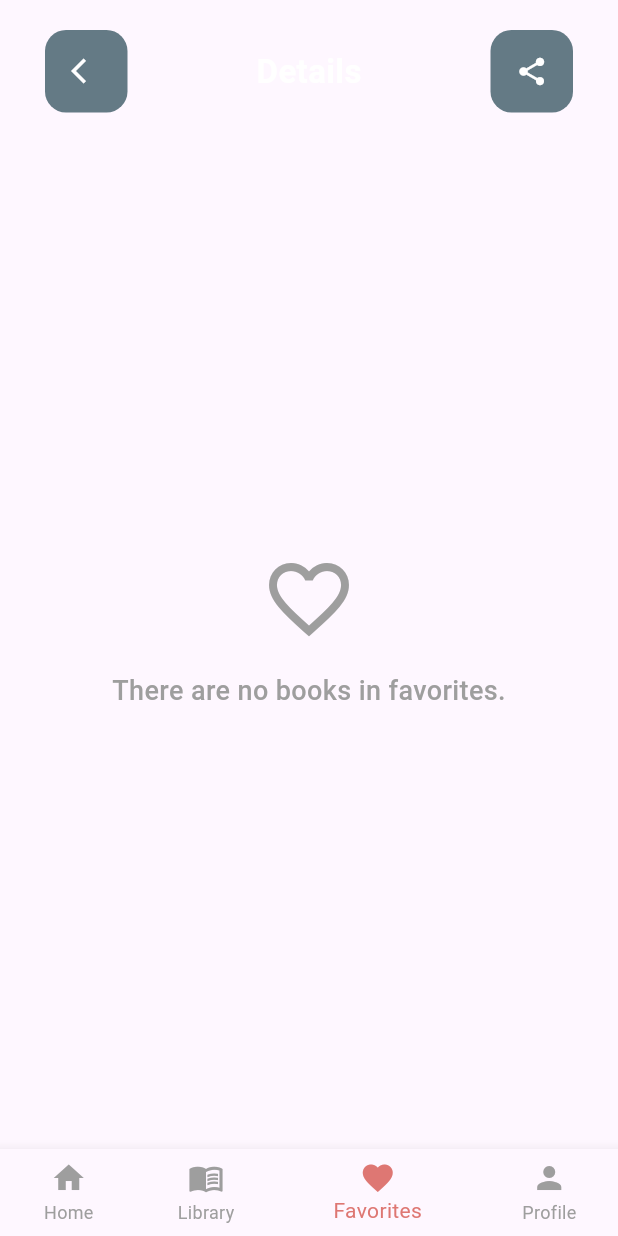
After one commit to farouqmurtaja96-source/Easy_Book, a Flutter app: the MainScreen screen opened by its route, item 3 of the bottom bar chosen, on a phone screen of 412 x 824 dp. The commit adds this screen. Run offline on Flutter 3.47's test engine with Material 3 defaults, Android fonts, the phone set to English and light mode, and no system bars; our stand-ins replace bloc, cached_network_image, dartz, dio, equatable, flutter_bloc and 4 more; accounts and stored records are empty; network calls fail.

Commit message:
add favorite screen and itme widget and cuibt and repo and model favorites

```diff
--- a/lib/core/model/book_model/book_model.dart
+++ b/lib/core/model/book_model/book_model.dart
@@ -1,4 +1,5 @@
 import 'package:easy_book/core/model/book_model/editors.dart';
+import 'package:easy_book/features/favorites/data/model/favorite_model.dart';
 import 'package:equatable/equatable.dart';
 
 import 'author.dart';
@@ -18,6 +19,7 @@ class BookModel extends Equatable {
   final String? mediaType;
   final Formats? formats;
   final int? downloadCount;
+  final List<FavoriteModel>? favorites;
 
   const BookModel({
     this.id,
@@ -33,6 +35,7 @@ class BookModel extends Equatable {
     this.mediaType,
     this.formats,
     this.downloadCount,
+    this.favorites,
   });
 
   factory BookModel.fromJson(Map<String, dynamic> json) => BookModel(
@@ -55,6 +58,9 @@ class BookModel extends Equatable {
         ? null
         : Formats.fromJson(json['formats'] as Map<String, dynamic>),
     downloadCount: json['download_count'] as int?,
+    favorites: (json['favorites'] as List<dynamic>?)
+        ?.map((e) => FavoriteModel.fromJson(e as Map<dynamic, dynamic>))
+        .toList(),
   );
 
   Map<String, dynamic> toJson() => {
--- a/lib/features/details/presentation/screen/widget/custom_body_details_screen.dart
+++ b/lib/features/details/presentation/screen/widget/custom_body_details_screen.dart
@@ -28,7 +28,9 @@ class CustomBodyDetailsScreen extends StatelessWidget {
                 ),
                 const SizedBox(height: 10),
                 Text(
-                  books.authors?[0].name ?? '',
+                  (books.authors != null && books.authors!.isNotEmpty)
+                      ? books.authors![0].name ?? ''
+                      : 'Unknown author',
                   style: TextStyle(
                     fontSize: 16,
                     fontWeight: FontWeight.w300,
--- a/lib/features/details/presentation/screen/widget/custom_bottom_sheet.dart
+++ b/lib/features/details/presentation/screen/widget/custom_bottom_sheet.dart
@@ -30,7 +30,9 @@ class CustomBottomSheet extends StatelessWidget {
               ),
               SizedBox(height: MediaQuery.of(context).size.height * 0.02),
               Text(
-                bookModel.summaries!.first,
+                bookModel.summaries != null && bookModel.summaries!.isNotEmpty
+                    ? bookModel.summaries!.first
+                    : 'No summary available for this book.',
                 style: TextStyle(
                   fontSize: 14,
                   fontWeight: FontWeight.w400,
--- a/lib/features/details/presentation/screen/widget/top_app_bar_details_screen.dart
+++ b/lib/features/details/presentation/screen/widget/top_app_bar_details_screen.dart
@@ -6,9 +6,7 @@ class TopAppBarDetailsScreen extends StatelessWidget {
 
   @override
   Widget build(BuildContext context) {
-    return Padding(
-      padding: const EdgeInsets.symmetric(horizontal: 20.0),
-      child: Row(
+    return Row(
       mainAxisAlignment: MainAxisAlignment.spaceBetween,
 
       children: [
@@ -24,11 +22,7 @@ class TopAppBarDetailsScreen extends StatelessWidget {
               borderRadius: BorderRadius.circular(14),
             ),
             child: Center(
-                child: Icon(
-                  Icons.arrow_back_ios,
-                  size: 20,
-                  color: Colors.white,
-                ),
+              child: Icon(Icons.arrow_back_ios, size: 20, color: Colors.white),
             ),
           ),
         ),
@@ -52,7 +46,6 @@ class TopAppBarDetailsScreen extends StatelessWidget {
           ),
         ),
       ],
-      ),
     );
   }
 }
--- /dev/null
+++ b/lib/features/favorites/data/favorites_local_data_source/favorites_local_data_source.dart
@@ -0,0 +1,34 @@
+import 'package:easy_book/features/favorites/data/model/favorite_model.dart';
+import 'package:hive/hive.dart';
+
+class FavoritesLocalDataSource {
+  final Box box;
+  static const String key = 'favorites';
+  FavoritesLocalDataSource({required this.box});
+  Future<List<FavoriteModel>> getFavorites() async {
+    final result = await box.get(key);
+    if (result == null) return [];
+    final list = (result as List)
+        .map((e) => FavoriteModel.fromJson(e))
+        .toList();
+    return list;
+  }
+
+  Future<void> addFavorite(FavoriteModel favoritemodel) async {
+    final current = await getFavorites();
+    if (current.any((e) => e.id == favoritemodel.id)) return;
+    current.add(favoritemodel);
+    await box.put(key, current.map((e) => e.toJson()).toList());
+  }
+
+  Future<void> removeFavorite(FavoriteModel favoritemodel) async {
+    final current = await getFavorites();
+    current.removeWhere((e) => e.id == favoritemodel.id);
+    await box.put(key, current.map((e) => e.toJson()).toList());
+  }
+
+  Future<bool> isFavorite(int id) async {
+    final favorites = await getFavorites();
+    return favorites.any((favorite) => favorite.id == id);
+  }
+}
--- /dev/null
+++ b/lib/features/favorites/data/model/favorite_model.dart
@@ -0,0 +1,44 @@
+import 'package:equatable/equatable.dart';
+
+class FavoriteModel extends Equatable {
+  final int id;
+  final String title;
+  final String author;
+  final String img;
+  final List<String> summaries;
+  final String textPlainCharsetUsAscii;
+
+  const FavoriteModel({
+    required this.summaries,
+    required this.textPlainCharsetUsAscii,
+    required this.id,
+    required this.title,
+    required this.author,
+    required this.img,
+  });
+
+  @override
+  List<Object> get props => [id, title, author, img];
+
+  factory FavoriteModel.fromJson(Map<dynamic, dynamic> json) {
+    return FavoriteModel(
+      id: json['id'] ?? 0,
+      title: json['title'] ?? '',
+      author: json['author'] ?? '',
+      img: json['img'] ?? '',
+      summaries: (json['summaries'] as List<dynamic>).cast<String>(),
+      textPlainCharsetUsAscii: json['textPlainCharsetUsAscii'] ?? '',
+    );
+  }
+
+  Map<dynamic, dynamic> toJson() {
+    return {
+      'id': id,
+      'title': title,
+      'author': author,
+      'img': img,
+      'summaries': summaries,
+      'textPlainCharsetUsAscii': textPlainCharsetUsAscii,
+    };
+  }
+}
--- /dev/null
+++ b/lib/features/favorites/data/repo/favorite_repo.dart
@@ -0,0 +1,14 @@
+import 'package:easy_book/features/favorites/data/favorites_local_data_source/favorites_local_data_source.dart';
+import 'package:easy_book/features/favorites/data/model/favorite_model.dart';
+
+class FavoriteRepo {
+  final FavoritesLocalDataSource localDataSource;
+
+  FavoriteRepo({required this.localDataSource});
+  Future<List<FavoriteModel>> getFavorites() => localDataSource.getFavorites();
+  Future<void> addFavorite(FavoriteModel favorite) =>
+      localDataSource.addFavorite(favorite);
+  Future<void> removeFavorite(FavoriteModel favorite) =>
+      localDataSource.removeFavorite(favorite);
+  Future<bool> isFavorite(int id) => localDataSource.isFavorite(id);
+}
--- /dev/null
+++ b/lib/features/favorites/presentation/screen/favorites_screen.dart
@@ -0,0 +1,38 @@
+import 'package:flutter/material.dart';
+
+import 'package:easy_book/features/details/presentation/screen/widget/top_app_bar_details_screen.dart';
+import 'package:easy_book/features/favorites/presentation/screen/widget/favorites_grid_view.dart';
+
+class FavoritesScreen extends StatelessWidget {
+  const FavoritesScreen({super.key});
+
+  //   @override
+  //   State<FavoritesScreen> createState() => _FavoritesScreenState();
+  // }
+
+  // class _FavoritesScreenState extends State<FavoritesScreen> {
+  // @override
+  // void initState() {
+  //   super.initState();
+  //   // تحميل المفضلة عند فتح الشاشة
+  //   WidgetsBinding.instance.addPostFrameCallback((_) {
+  //     BlocProvider.of<FavoritesCubit>(context).getFavorites();
+  //   });
+  // }
+
+  @override
+  Widget build(BuildContext context) {
+    return SafeArea(
+      child: Padding(
+        padding: const EdgeInsets.symmetric(horizontal: 30.0),
+        child: Column(
+          children: [
+            const SizedBox(height: 20),
+            TopAppBarDetailsScreen(),
+            Expanded(child: FavoritesGridView()),
+          ],
+        ),
+      ),
+    );
+  }
+}
--- /dev/null
+++ b/lib/features/favorites/presentation/screen/viewmodel/cubit/favorites_state.dart
@@ -0,0 +1,30 @@
+part of 'favorites_cubit.dart';
+
+sealed class FavoritesState extends Equatable {
+  const FavoritesState();
+
+  @override
+  List<Object> get props => [];
+}
+
+final class FavoritesInitial extends FavoritesState {}
+
+final class FavoritesLoaded extends FavoritesState {
+  final List<FavoriteModel> favorites;
+
+  const FavoritesLoaded({required this.favorites});
+
+  @override
+  List<Object> get props => [favorites];
+}
+
+final class FavoritesLoading extends FavoritesState {}
+
+final class FavoritesError extends FavoritesState {
+  final String message;
+
+  const FavoritesError({required this.message});
+
+  @override
+  List<Object> get props => [message];
+}
--- /dev/null
+++ b/lib/features/favorites/presentation/screen/widget/favorites_grid_view.dart
@@ -0,0 +1,84 @@
+import 'package:easy_book/features/favorites/presentation/screen/widget/favorite_item_widget.dart';
+import 'package:flutter/material.dart';
+import 'package:flutter_bloc/flutter_bloc.dart';
+import 'package:easy_book/features/favorites/presentation/screen/viewmodel/cubit/favorites_cubit.dart';
+
+class FavoritesGridView extends StatelessWidget {
+  const FavoritesGridView({super.key});
+
+  @override
+  Widget build(BuildContext context) {
+    return BlocBuilder<FavoritesCubit, FavoritesState>(
+      builder: (context, state) {
+        if (state is FavoritesLoading) {
+          return Center(child: CircularProgressIndicator());
+        } else if (state is FavoritesError) {
+          return Center(
+            child: Column(
+              mainAxisAlignment: MainAxisAlignment.center,
+              children: [
+                Text(
+                  'حدث خطأ',
+                  style: TextStyle(fontSize: 18, fontWeight: FontWeight.bold),
+                ),
+                SizedBox(height: 8),
+                Text(
+                  state.message,
+                  style: TextStyle(fontSize: 14),
+                  textAlign: TextAlign.center,
+                ),
+                SizedBox(height: 16),
+                ElevatedButton(
+                  onPressed: () {
+                    BlocProvider.of<FavoritesCubit>(context).getFavorites();
+                  },
+                  child: Text('إعادة المحاولة'),
+                ),
+              ],
+            ),
+          );
+        } else if (state is FavoritesLoaded) {
+          if (state.favorites.isEmpty) {
+            return Center(
+              child: Column(
+                mainAxisAlignment: MainAxisAlignment.center,
+                children: [
+                  Icon(Icons.favorite_border, size: 64, color: Colors.grey),
+                  SizedBox(height: 16),
+                  Text(
+                    "There are no books in favorites.",
+                    style: TextStyle(
+                      fontSize: 18,
+                      fontWeight: FontWeight.w500,
+                      color: Colors.grey,
+                    ),
+                  ),
+                ],
+              ),
+            );
+          }
+          return GridView.builder(
+            padding: EdgeInsets.symmetric(vertical: 16),
+            gridDelegate: SliverGridDelegateWithFixedCrossAxisCount(
+              crossAxisCount: 2,
+              mainAxisSpacing: 10,
+              crossAxisSpacing: 60,
+              childAspectRatio: 0.69,
+            ),
+            itemCount: state.favorites.length,
+            itemBuilder: (context, index) {
+              final favorite = state.favorites[index];
+              return GestureDetector(
+                onTap: () {
+                  // تم نقل التنقل إلى داخل FavoriteItemWidget
+                },
+                child: FavoriteItemWidget(favorite: favorite),
+              );
+            },
+          );
+        }
+        return Container();
+      },
+    );
+  }
+}
--- a/lib/features/main/presentation/screen/main_screen.dart
+++ b/lib/features/main/presentation/screen/main_screen.dart
@@ -1,3 +1,4 @@
+import 'package:easy_book/features/favorites/presentation/screen/favorites_screen.dart';
 import 'package:easy_book/features/home/presentation/screen/home_screen.dart';
 import 'package:easy_book/features/home/presentation/screen/widget/custom_app_bar.dart';
 import 'package:easy_book/features/home/presentation/screen/widget/custom_bottom_nav_bar.dart';
@@ -17,7 +18,7 @@ class _MainScreenState extends State<MainScreen> {
     const HomeScreen(),
     // Placeholder screens for other tabs
     const LibraryScreen(),
-    const Center(child: Text('Favorites Screen')),
+    const FavoritesScreen(),
     const Center(child: Text('Profile Screen')),
   ];
   void _onItemTapped(int index) {
```
Also changed, not shown: lib/core/utils/service_locater.dart (+8 -0 lines), lib/features/favorites/presentation/screen/viewmodel/cubit/favorites_cubit.dart (added, +52 -0 lines), lib/features/favorites/presentation/screen/widget/favorite_book_item.dart (added, +88 -0 lines), lib/features/favorites/presentation/screen/widget/favorite_item_widget.dart (added, +89 -0 lines), lib/features/home/presentation/screen/widget/custom_image_itme.dart (+117 -9 lines), lib/features/home/presentation/screen/widget/newset_grid_view.dart (+12 -2 lines), lib/main.dart (+11 -2 lines). Lines whose indentation alone changed are shown as unchanged.
